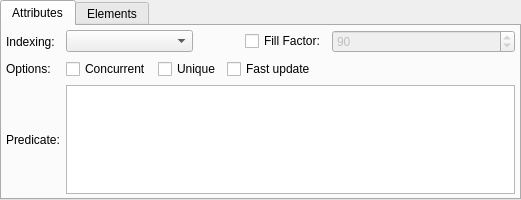
Old version of the form libpgmodeler_ui/ui/indexwidget.ui in the repository pgmodeler/pgmodeler.
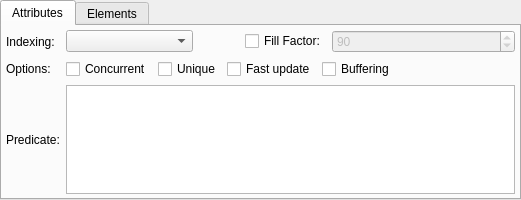
New version of the form.

Commit message: Added the missing attribute BUFFERING for Gist indexes. (issue #459)

```diff
--- a/libpgmodeler_ui/ui/indexwidget.ui
+++ b/libpgmodeler_ui/ui/indexwidget.ui
@@ -254,7 +254,7 @@
          <item>
           <widget class="QCheckBox" name="fast_update_chk">
            <property name="sizePolicy">
-            <sizepolicy hsizetype="Expanding" vsizetype="Fixed">
+            <sizepolicy hsizetype="Preferred" vsizetype="Fixed">
              <horstretch>0</horstretch>
              <verstretch>0</verstretch>
             </sizepolicy>
@@ -276,6 +276,19 @@
            </property>
           </widget>
          </item>
+         <item>
+          <widget class="QCheckBox" name="buffering_chk">
+           <property name="sizePolicy">
+            <sizepolicy hsizetype="Expanding" vsizetype="Fixed">
+             <horstretch>0</horstretch>
+             <verstretch>0</verstretch>
+            </sizepolicy>
+           </property>
+           <property name="text">
+            <string>Buffering</string>
+           </property>
+          </widget>
+         </item>
         </layout>
        </item>
        <item row="2" column="0">
```
The commit also changes 10 other files.
